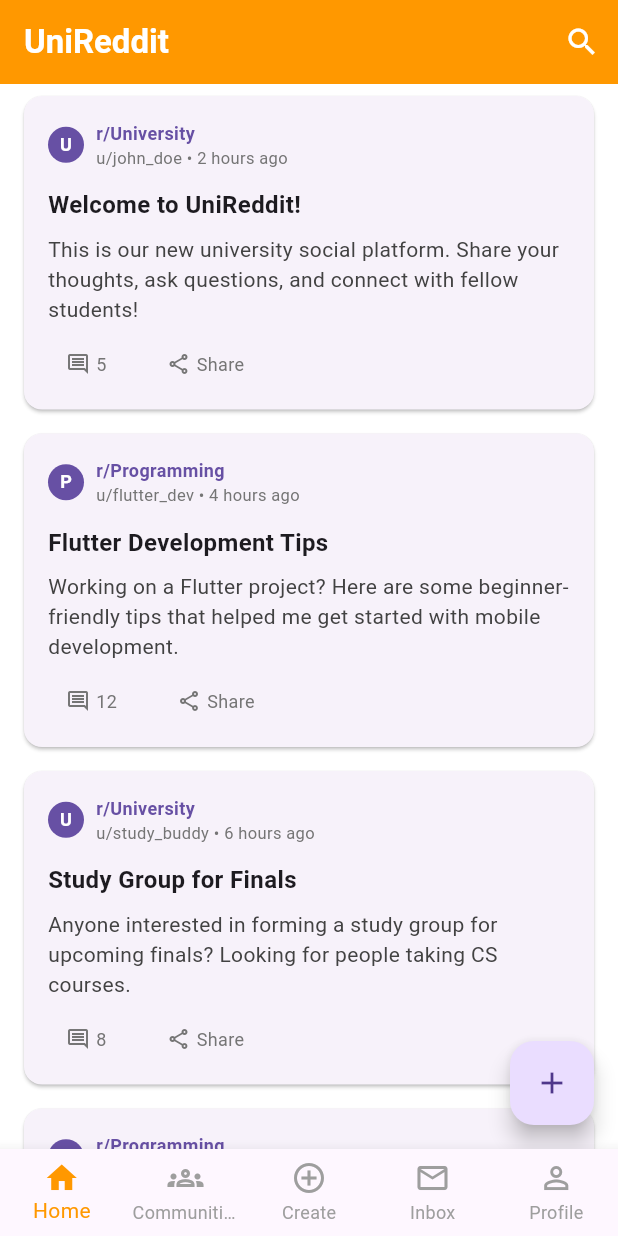
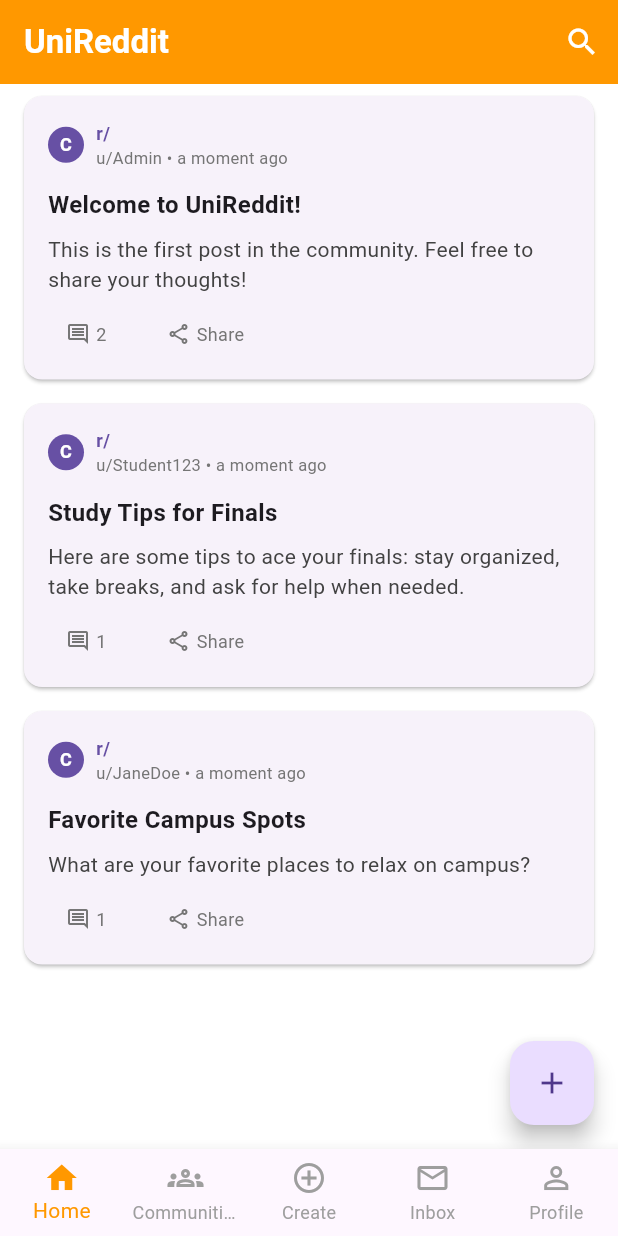
Before and after one commit to NsengaNigel/peer-support_app, a Flutter app: the screen it shows after launch, in the side drawer, after a tap on the "add" icon, on a phone screen of 412 x 824 dp. Run offline on Flutter 3.47's test engine with Material 3 defaults, Android fonts, the phone set to English and light mode, and no system bars; our stand-ins replace timeago.

Commit message:
Adding the changes to create a post and switching between light and dark

```diff
--- a/lib/main.dart
+++ b/lib/main.dart
@@ -4,6 +4,36 @@ import 'navigation/app_router.dart';
 import 'navigation/main_navigation.dart';
 
 final themeNotifier = ValueNotifier<ThemeMode>(ThemeMode.light);
+final postsNotifier = ValueNotifier<List<Map<String, dynamic>>>([
+  {
+    'id': 'post_0',
+    'title': 'Welcome to UniReddit!',
+    'author': 'Admin',
+    'body': 'This is the first post in the community. Feel free to share your thoughts!',
+    'comments': [
+      {'author': 'Alice', 'text': 'Excited to be here!'},
+      {'author': 'Bob', 'text': 'Looking forward to great discussions.'},
+    ],
+  },
+  {
+    'id': 'post_1',
+    'title': 'Study Tips for Finals',
+    'author': 'Student123',
+    'body': 'Here are some tips to ace your finals: stay organized, take breaks, and ask for help when needed.',
+    'comments': [
+      {'author': 'Charlie', 'text': 'Thanks for the tips!'},
+    ],
+  },
+  {
+    'id': 'post_2',
+    'title': 'Favorite Campus Spots',
+    'author': 'JaneDoe',
+    'body': 'What are your favorite places to relax on campus?',
+    'comments': [
+      {'author': 'Diana', 'text': 'I love the library garden.'},
+    ],
+  },
+]);
 
 void main() {
   runApp(UniversityRedditApp());
--- a/lib/screens/post/create_post_screen.dart
+++ b/lib/screens/post/create_post_screen.dart
@@ -4,6 +4,7 @@ import '../../models/community.dart';
 import '../../services/post_service.dart';
 import '../../services/community_service.dart';
 import '../../widgets/community_selector.dart';
+import '../../main.dart';
 
 class CreatePostScreen extends StatefulWidget {
   const CreatePostScreen({Key? key}) : super(key: key);
@@ -98,6 +99,15 @@ class _CreatePostScreenState extends State<CreatePostScreen> {
 
       await _postService.addPost(newPost);
 
+      // Add to global postsNotifier
+      postsNotifier.value = [...postsNotifier.value, {
+        'id': newPost.id,
+        'title': newPost.title,
+        'author': newPost.authorUsername,
+        'body': newPost.content,
+        'comments': [],
+      }];
+
       if (mounted) {
         ScaffoldMessenger.of(context).showSnackBar(
           const SnackBar(
@@ -106,7 +116,6 @@ class _CreatePostScreenState extends State<CreatePostScreen> {
           ),
         );
         Navigator.pop(context, true); // Return true to indicate success
-        // Navigate to home screen to show the new post
         Navigator.pushNamedAndRemoveUntil(
           context,
           '/',
--- a/lib/screens/post/post_feed_screen.dart
+++ b/lib/screens/post/post_feed_screen.dart
@@ -1,59 +1,10 @@
 import 'package:flutter/material.dart';
-import '../../services/post_service.dart';
+import '../../main.dart';
 import '../../widgets/post_card.dart';
-import '../../models/post.dart';
 import 'create_post_screen.dart';
 
-class PostFeedScreen extends StatefulWidget {
+class PostFeedScreen extends StatelessWidget {
   const PostFeedScreen({Key? key}) : super(key: key);
-
-  @override
-  State<PostFeedScreen> createState() => _PostFeedScreenState();
-}
-
-class _PostFeedScreenState extends State<PostFeedScreen> {
-  final PostService _postService = PostService();
-  final ScrollController _scrollController = ScrollController();
-
-  // Mock user data - replace with actual user data later
-  final List<String> _joinedCommunities = ['programming', 'university'];
-
-  List<Post> _posts = [];
-  bool _isLoading = true;
-  bool _hasError = false;
-
-  @override
-  void initState() {
-    super.initState();
-    _loadPosts();
-  }
-
-  @override
-  void dispose() {
-    _scrollController.dispose();
-    super.dispose();
-  }
-
-  Future<void> _loadPosts() async {
-    try {
-      setState(() {
-        _isLoading = true;
-        _hasError = false;
-      });
-
-      final posts = await _postService.getFeedForUser(_joinedCommunities);
-
-      setState(() {
-        _posts = posts;
-        _isLoading = false;
-      });
-    } catch (e) {
-      setState(() {
-        _isLoading = false;
-        _hasError = true;
-      });
-    }
-  }
 
   @override
   Widget build(BuildContext context) {
@@ -77,67 +28,10 @@ class _PostFeedScreenState extends State<PostFeedScreen> {
           ),
         ],
       ),
-      body: RefreshIndicator(
-        onRefresh: _loadPosts,
-        child: _buildBody(),
-      ),
-      floatingActionButton: FloatingActionButton(
-        onPressed: () async {
-          // Navigate to create post screen
-          final result = await Navigator.push(
-            context,
-            MaterialPageRoute(
-              builder: (context) => const CreatePostScreen(),
-            ),
-          );
-          if (result == true) {
-            _loadPosts();
-          }
-        },
-        child: const Icon(Icons.add),
-      ),
-    );
-  }
-
-  Widget _buildBody() {
-    if (_isLoading) {
-      return const Center(
-        child: CircularProgressIndicator(),
-      );
-    }
-
-    if (_hasError) {
-      return Center(
-        child: Column(
-          mainAxisAlignment: MainAxisAlignment.center,
-          children: [
-            Icon(
-              Icons.error_outline,
-              size: 64,
-              color: Colors.grey[400],
-            ),
-            const SizedBox(height: 16),
-            Text(
-              'Something went wrong',
-              style: TextStyle(
-                fontSize: 18,
-                color: Colors.grey[600],
-              ),
-            ),
-            const SizedBox(height: 8),
-            Text(
-              'Pull to refresh',
-              style: TextStyle(
-                fontSize: 14,
-                color: Colors.grey[500],
-              ),
-            ),
-          ],
-        ),
-      );
-    }
-
-    if (_posts.isEmpty) {
+      body: ValueListenableBuilder<List<Map<String, dynamic>>>(
+        valueListenable: postsNotifier,
+        builder: (context, posts, _) {
+          if (posts.isEmpty) {
             return Center(
               child: Column(
                 mainAxisAlignment: MainAxisAlignment.center,
@@ -148,51 +42,57 @@ class _PostFeedScreenState extends State<PostFeedScreen> {
                     color: Colors.grey[400],
                   ),
                   const SizedBox(height: 16),
-            Text(
+                  const Text(
                     'No posts yet',
-              style: TextStyle(
-                fontSize: 18,
-                color: Colors.grey[600],
-              ),
+                    style: TextStyle(fontSize: 18, color: Colors.grey),
                   ),
                   const SizedBox(height: 8),
-            Text(
+                  const Text(
                     'Join some communities or create your first post!',
-              style: TextStyle(
-                fontSize: 14,
-                color: Colors.grey[500],
-              ),
+                    style: TextStyle(fontSize: 14, color: Colors.grey),
                     textAlign: TextAlign.center,
                   ),
                 ],
               ),
             );
           }
-
           return ListView.builder(
-      controller: _scrollController,
-      itemCount: _posts.length,
-      physics: const AlwaysScrollableScrollPhysics(),
+            itemCount: posts.length,
             itemBuilder: (context, index) {
-        final post = _posts[index];
+              final post = posts[index];
               return PostCard(
                 post: post,
                 onTap: () {
                   Navigator.pushNamed(
                     context,
                     '/post',
-              arguments: {'postId': post.id},
+                    arguments: {'postId': post['id']},
                   );
                 },
                 onCommentTap: () {
                   Navigator.pushNamed(
                     context,
                     '/post',
-              arguments: {'postId': post.id},
+                    arguments: {'postId': post['id']},
                   );
                 },
               );
             },
           );
+        },
+      ),
+      floatingActionButton: FloatingActionButton(
+        onPressed: () async {
+          final result = await Navigator.push(
+            context,
+            MaterialPageRoute(
+              builder: (context) => const CreatePostScreen(),
+            ),
+          );
+          // No need to reload, ValueNotifier will update automatically
+        },
+        child: const Icon(Icons.add),
+      ),
+    );
   }
 }
--- a/lib/widgets/post_card.dart
+++ b/lib/widgets/post_card.dart
@@ -1,9 +1,8 @@
 import 'package:flutter/material.dart';
 import 'package:timeago/timeago.dart' as timeago;
-import '../models/post.dart';
 
 class PostCard extends StatelessWidget {
-  final Post post;
+  final Map<String, dynamic> post;
   final VoidCallback? onTap;
   final VoidCallback? onCommentTap;
 
@@ -16,6 +15,15 @@ class PostCard extends StatelessWidget {
 
   @override
   Widget build(BuildContext context) {
+    final communityName = post['communityName'] ?? '';
+    final authorUsername = post['author'] ?? post['authorUsername'] ?? 'user';
+    final createdAt = post['createdAt'] is DateTime
+        ? post['createdAt']
+        : DateTime.now();
+    final title = post['title'] ?? '';
+    final content = post['body'] ?? post['content'] ?? '';
+    final commentCount = (post['comments'] is List) ? post['comments'].length : (post['commentCount'] ?? 0);
+
     return Card(
       margin: const EdgeInsets.symmetric(horizontal: 16, vertical: 8),
       child: InkWell(
@@ -33,8 +41,8 @@ class PostCard extends StatelessWidget {
                     radius: 12,
                     backgroundColor: Theme.of(context).primaryColor,
                     child: Text(
-                      post.communityName.isNotEmpty
-                          ? post.communityName[0].toUpperCase()
+                      communityName.isNotEmpty
+                          ? communityName[0].toUpperCase()
                           : 'C',
                       style: const TextStyle(
                         fontSize: 12,
@@ -49,7 +57,7 @@ class PostCard extends StatelessWidget {
                       crossAxisAlignment: CrossAxisAlignment.start,
                       children: [
                         Text(
-                          'r/${post.communityName}',
+                          'r/$communityName',
                           style: TextStyle(
                             fontWeight: FontWeight.bold,
                             fontSize: 12,
@@ -57,7 +65,7 @@ class PostCard extends StatelessWidget {
                           ),
                         ),
                         Text(
-                          'u/${post.authorUsername} • ${timeago.format(post.createdAt)}',
+                          'u/$authorUsername • ${timeago.format(createdAt)}',
                           style: TextStyle(
                             fontSize: 11,
                             color: Colors.grey[600],
@@ -69,10 +77,9 @@ class PostCard extends StatelessWidget {
                 ],
               ),
               const SizedBox(height: 12),
-
               // Post title
               Text(
-                post.title,
+                title,
                 style: const TextStyle(
                   fontSize: 16,
                   fontWeight: FontWeight.bold,
@@ -81,11 +88,10 @@ class PostCard extends StatelessWidget {
                 overflow: TextOverflow.ellipsis,
               ),
               const SizedBox(height: 8),
-
               // Post content preview
-              if (post.content.isNotEmpty)
+              if (content.isNotEmpty)
                 Text(
-                  post.content,
+                  content,
                   style: TextStyle(
                     fontSize: 14,
                     color: Colors.grey[800],
@@ -94,7 +100,6 @@ class PostCard extends StatelessWidget {
                   overflow: TextOverflow.ellipsis,
                 ),
               const SizedBox(height: 12),
-
               // Action buttons
               Row(
                 children: [
@@ -116,7 +121,7 @@ class PostCard extends StatelessWidget {
                           ),
                           const SizedBox(width: 4),
                           Text(
-                            '${post.commentCount}',
+                            '$commentCount',
                             style: TextStyle(
                               fontSize: 12,
                               color: Colors.grey[600],
```
Lines whose indentation alone changed are shown as unchanged.
